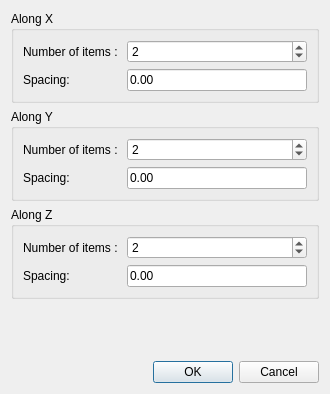
The window that Polyhedron/demo/Polyhedron/Plugins/PCA/MeshOnGrid_dialog.ui (CGAL/cgal) describes before a commit, drawn with Qt 5.
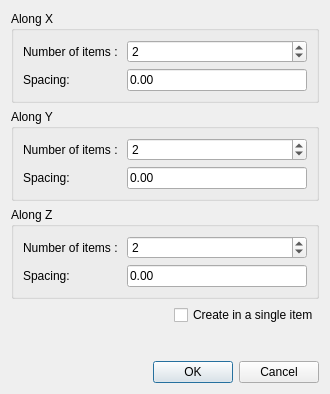
The same window after the commit. Custom widgets are drawn as their Qt base class.

Commit message: Add a check-box to create all the grid in a single item

```diff
--- a/Polyhedron/demo/Polyhedron/Plugins/PCA/MeshOnGrid_dialog.ui
+++ b/Polyhedron/demo/Polyhedron/Plugins/PCA/MeshOnGrid_dialog.ui
@@ -140,6 +140,30 @@
      </layout>
     </widget>
    </item>
+   <item>
+    <layout class="QHBoxLayout" name="horizontalLayout">
+     <item>
+      <spacer name="horizontalSpacer">
+       <property name="orientation">
+        <enum>Qt::Horizontal</enum>
+       </property>
+       <property name="sizeHint" stdset="0">
+        <size>
+         <width>40</width>
+         <height>20</height>
+        </size>
+       </property>
+      </spacer>
+     </item>
+     <item>
+      <widget class="QCheckBox" name="singleItemCheckBox">
+       <property name="text">
+        <string>Create in a single item</string>
+       </property>
+      </widget>
+     </item>
+    </layout>
+   </item>
    <item>
     <spacer name="verticalSpacer">
      <property name="orientation">
```
The commit also changes 1 other file.
